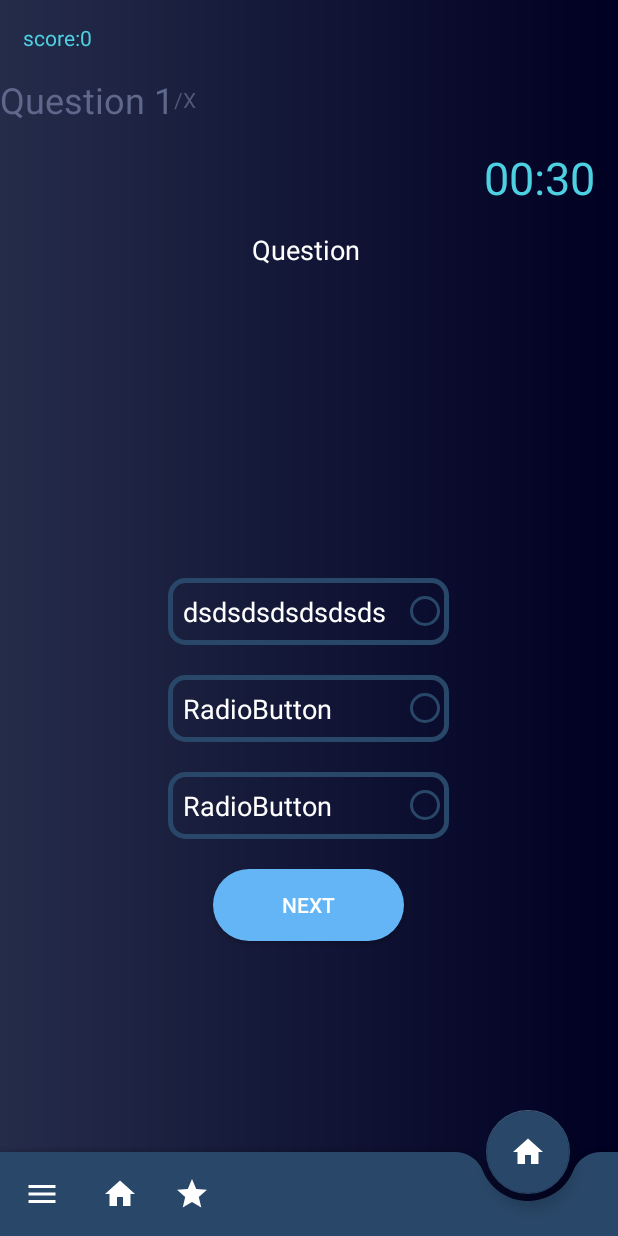
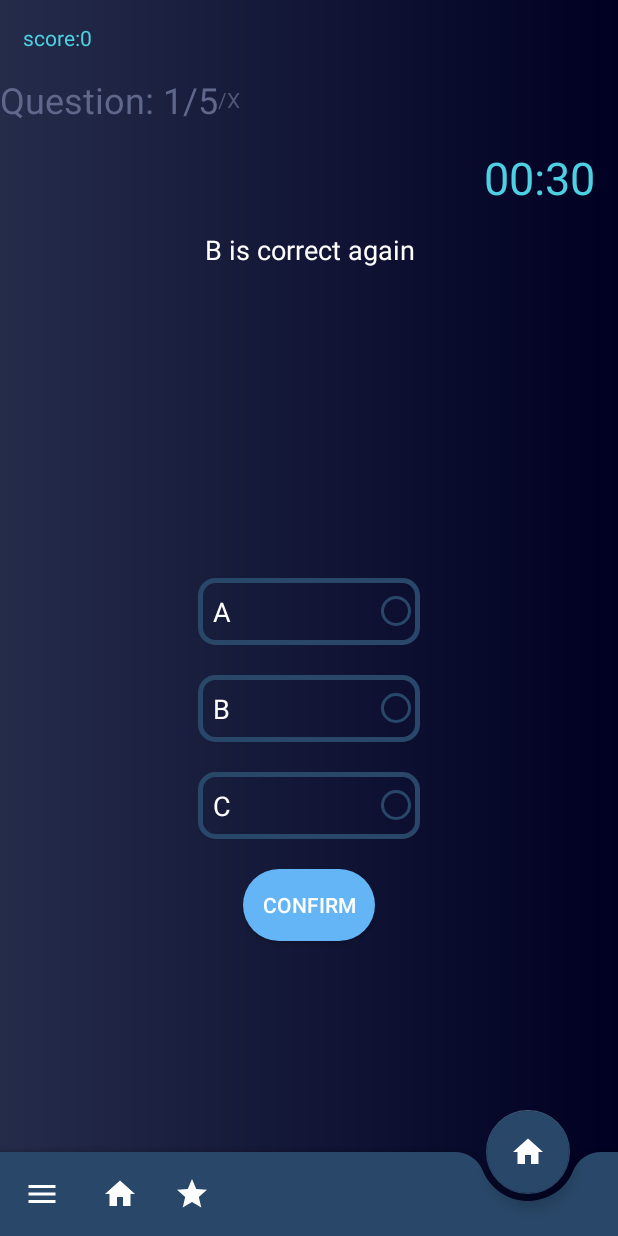
Before and after one commit to alaasahraoui/mini_projet_android, an Android app: the QuizActivity screen opened directly, with no data from a screen before it, on a phone screen of 412 x 824 dp. Run offline under Robolectric (Android 15) with nearby library versions, the phone set to English and light mode, and no system bars.

Commit message:
data base is working fine

```diff
--- a/app/src/main/java/com/example/myapp6/QuizActivity.java
+++ b/app/src/main/java/com/example/myapp6/QuizActivity.java
@@ -1,13 +1,19 @@
 package com.example.myapp6;
 
+import android.content.res.ColorStateList;
+import android.graphics.Color;
+
 import android.os.Bundle;
+import android.view.View;
 import android.widget.Button;
 import android.widget.RadioButton;
 import android.widget.RadioGroup;
 import android.widget.TextView;
+import android.widget.Toast;
 
 import androidx.appcompat.app.AppCompatActivity;
 
+import java.util.Collections;
 import java.util.List;
 
 public class QuizActivity extends AppCompatActivity {
@@ -21,11 +27,21 @@ public class QuizActivity extends AppCompatActivity {
     private RadioButton rb3;
     private Button buttonConfirmNext;
 
+    private ColorStateList textColorDefaultRb;
+
     private List<Question> questionList;
+    private int questionCounter;
+    private int questionCountTotal;
+    private Question currentQuestion;
+
+    private int score;
+    private boolean answered;
+
     @Override
     protected void onCreate(Bundle savedInstanceState) {
         super.onCreate(savedInstanceState);
         setContentView(R.layout.activity_quiz);
+
         textViewQuestion = findViewById(R.id.qst_textview);
         textViewScore = findViewById(R.id.score_textview);
         textViewQuestionCount = findViewById(R.id.text_view_question_count);
@@ -36,7 +52,96 @@ public class QuizActivity extends AppCompatActivity {
         rb3 = findViewById(R.id.rd3);
         buttonConfirmNext = findViewById(R.id.next_btn_quiz);
 
+        textColorDefaultRb = rb1.getTextColors();
+
         QuizDbHelper dbHelper = new QuizDbHelper(this);
         questionList = dbHelper.getAllQuestions();
+        questionCountTotal = questionList.size();
+        Collections.shuffle(questionList);
+
+        showNextQuestion();
+
+        buttonConfirmNext.setOnClickListener(new View.OnClickListener() {
+            @Override
+            public void onClick(View v) {
+                if (!answered) {
+                    if (rb1.isChecked() || rb2.isChecked() || rb3.isChecked()) {
+                        checkAnswer();
+                    } else {
+                        Toast.makeText(QuizActivity.this, "Please select an answer", Toast.LENGTH_SHORT).show();
+                    }
+                } else {
+                    showNextQuestion();
+                }
+            }
+        });
+    }
+
+    private void showNextQuestion() {
+        rb1.setTextColor(textColorDefaultRb);
+        rb2.setTextColor(textColorDefaultRb);
+        rb3.setTextColor(textColorDefaultRb);
+        rbGroup.clearCheck();
+
+        if (questionCounter < questionCountTotal) {
+            currentQuestion = questionList.get(questionCounter);
+
+            textViewQuestion.setText(currentQuestion.getQuestion());
+            rb1.setText(currentQuestion.getOption1());
+            rb2.setText(currentQuestion.getOption2());
+            rb3.setText(currentQuestion.getOption3());
+
+            questionCounter++;
+            textViewQuestionCount.setText("Question: " + questionCounter + "/" + questionCountTotal);
+            answered = false;
+            buttonConfirmNext.setText("Confirm");
+        } else {
+            finishQuiz();
+        }
+    }
+
+    private void checkAnswer() {
+        answered = true;
+
+        RadioButton rbSelected = findViewById(rbGroup.getCheckedRadioButtonId());
+        int answerNr = rbGroup.indexOfChild(rbSelected) + 1;
+
+        if (answerNr == currentQuestion.getAnswerNr()) {
+            score++;
+            textViewScore.setText("Score: " + score);
+        }
+
+        showSolution();
+    }
+
+    private void showSolution() {
+        rb1.setTextColor(Color.RED);
+        rb2.setTextColor(Color.RED);
+        rb3.setTextColor(Color.RED);
+
+        switch (currentQuestion.getAnswerNr()) {
+            case 1:
+                rb1.setTextColor(Color.GREEN);
+                textViewQuestion.setText("Answer 1 is correct");
+                break;
+            case 2:
+                rb2.setTextColor(Color.GREEN);
+                textViewQuestion.setText("Answer 2 is correct");
+                break;
+            case 3:
+                rb3.setTextColor(Color.GREEN);
+                textViewQuestion.setText("Answer 3 is correct");
+                break;
+        }
+
+        if (questionCounter < questionCountTotal) {
+            buttonConfirmNext.setText("Next");
+        } else {
+            buttonConfirmNext.setText("Finish");
+        }
+    }
+
+    private void finishQuiz() {
+        finish();
     }
 }
```
